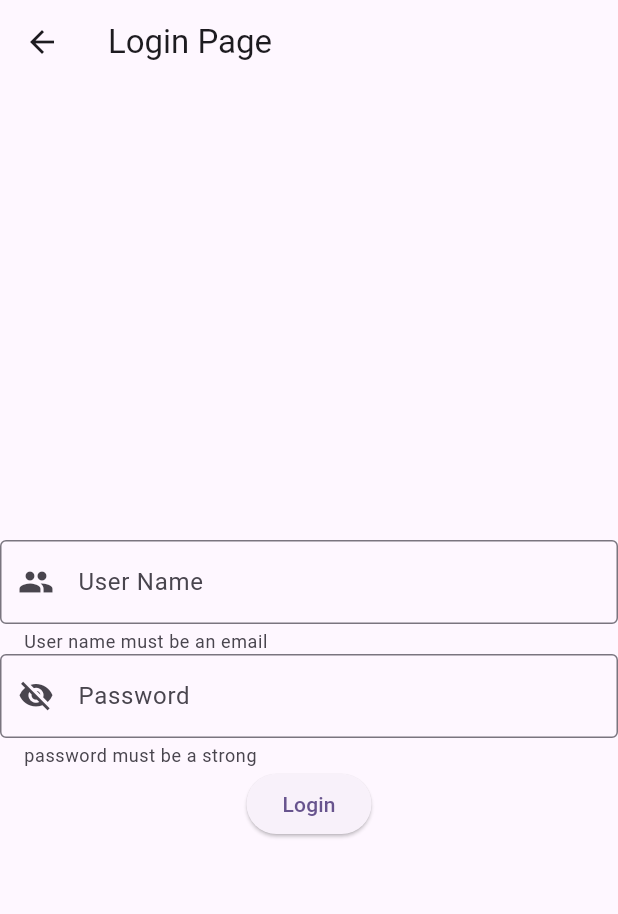
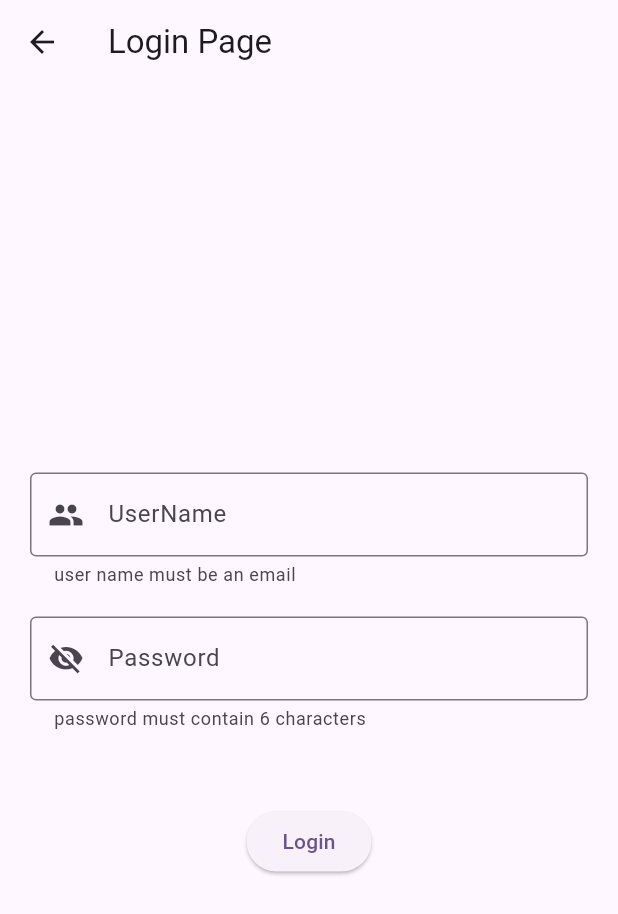
Before and after one commit to akhi07rx/practice_project_flt, a Flutter app: the LoginPage screen opened directly, on a phone screen of 412 x 824 dp. Shown: the top 914 px of the screen. Run offline on Flutter 3.47's test engine with Material 2 defaults, Android fonts, the phone set to English and light mode, and no system bars; our stand-ins replace font_awesome_flutter; missing offline and left inert: flutter_proj_1.

Commit message:
Initial Commit

```diff
--- a/lib/login.dart
+++ b/lib/login.dart
@@ -1,38 +1,52 @@
 import 'package:flutter/material.dart';
+import 'package:flutter_proj_1/home.dart';
 
-class LoginPage extends StatelessWidget{
+class LoginPage extends StatelessWidget {
+  String uname="admin";
+  String pass ="abc123";
+
+  TextEditingController usercontroller = TextEditingController();
+  TextEditingController passcontroller = TextEditingController();
   @override
-  Widget build(BuildContext context){
+  Widget build(BuildContext context) {
     return Scaffold(
       appBar: AppBar(
-        title: Text("Login Page"),
+        title: const Text("Login Page"),
       ),
       body: Center(
         child: Column(
           mainAxisAlignment: MainAxisAlignment.center,
           children: [
             const Padding(
-                padding: EdgeInsets.all(20.0)),
-            TextField(
+              padding: EdgeInsets.all(20.0),
+              child: TextField(
+                controller: usercontroller,
                 decoration: InputDecoration(
                     border: OutlineInputBorder(),
                     prefixIcon: Icon(Icons.people),
                     hintText: "UserName",
-                helperText: "User name must be an email",
-                labelText: "User Name",
+                    helperText: "user name must be an email",
+                    labelText: "UserName"),
               ),
             ),
-            TextField(
+            const Padding(
+              padding: EdgeInsets.only(left: 20, right: 20,
+                  bottom: 50),
+              child: TextField(
+                controller: passcontroller,
                 obscureText: true,
+                obscuringCharacter: '*',
                 decoration: InputDecoration(
                     border: OutlineInputBorder(),
-                  prefixIcon:Icon(Icons.visibility_off_sharp),
+                    prefixIcon: Icon(Icons.visibility_off_sharp),
                     hintText: "Password",
-                  helperText: "password must be a strong",
+                    helperText: "password must contain 6 characters",
                     labelText: "Password"),
               ),
-
-            ElevatedButton(onPressed: (){}, child: Text("Login"))
+            ),
+            ElevatedButton(onPressed: () {
+              Navigator.of(context).push(MaterialPageRoute(builder: (context) => HomePage()));
+            }, child: const Text("Login"))
           ],
         ),
       ),
```
Lines whose indentation alone changed are shown as unchanged.
